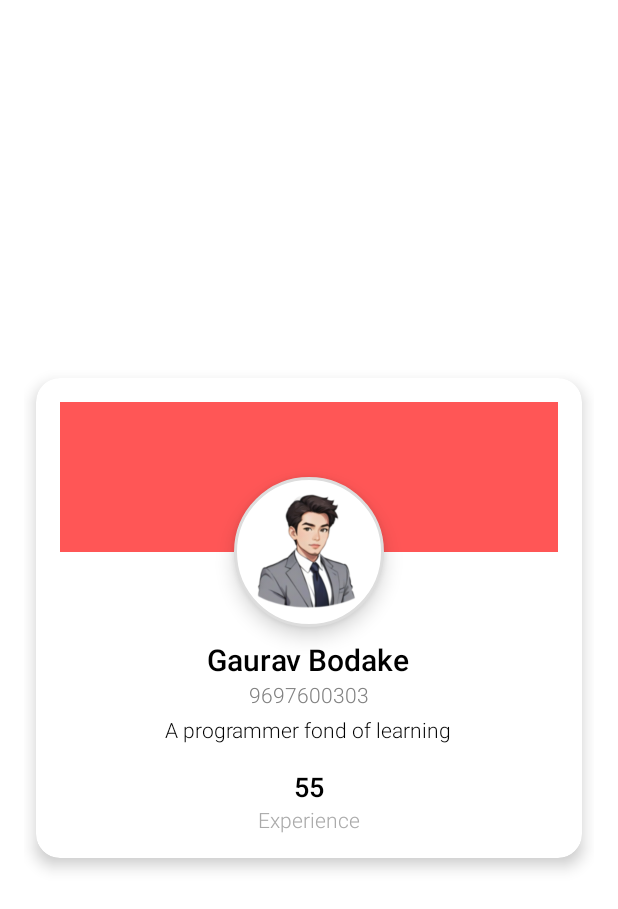
After one commit to Sushant092003/Journey_Craft, an Android app: the DetailedGuideActivity screen opened directly, with no data from a screen before it, on a phone screen of 412 x 824 dp. The commit adds this screen. Shown: the top 909 px of the screen. Run offline under Robolectric (Android 15) with nearby library versions, the phone set to English and light mode, and no system bars.

```diff
--- a/app/src/main/java/com/gmail_bssushant2003/journeycraft/Constants/ApiService.kt
+++ b/app/src/main/java/com/gmail_bssushant2003/journeycraft/Constants/ApiService.kt
@@ -2,6 +2,7 @@ package com.gmail_bssushant2003.journeycraft.Constants
 
 import com.gmail_bssushant2003.journeycraft.Models.Guide
 import com.gmail_bssushant2003.journeycraft.Models.LatLng
+import com.gmail_bssushant2003.journeycraft.Models.Restaurant
 import retrofit2.Call
 import retrofit2.http.Body
 import retrofit2.http.POST
@@ -9,4 +10,8 @@ import retrofit2.http.POST
 interface ApiService {
     @POST("/public/find-guides")
     fun findNearbyGuides(@Body locations: List<LatLng>): Call<List<Guide>>
+
+
+    @POST("/public/find-restaurants")
+    fun findNearbyRestaurants(@Body locations: List<LatLng>): Call<List<Restaurant>>
 }
--- /dev/null
+++ b/app/src/main/java/com/gmail_bssushant2003/journeycraft/GuidesAndRestaurants/DetailedGuideActivity.kt
@@ -0,0 +1,45 @@
+package com.gmail_bssushant2003.journeycraft.GuidesAndRestaurants
+
+import android.content.Intent
+import android.net.Uri
+import android.os.Bundle
+import androidx.activity.enableEdgeToEdge
+import androidx.appcompat.app.AppCompatActivity
+import androidx.core.view.ViewCompat
+import androidx.core.view.WindowInsetsCompat
+import com.gmail_bssushant2003.journeycraft.Models.Guide
+import com.gmail_bssushant2003.journeycraft.R
+import com.gmail_bssushant2003.journeycraft.databinding.ActivityDetailedGuideBinding
+
+class DetailedGuideActivity : AppCompatActivity() {
+
+    private lateinit var binding: ActivityDetailedGuideBinding
+
+    override fun onCreate(savedInstanceState: Bundle?) {
+        super.onCreate(savedInstanceState)
+        binding = ActivityDetailedGuideBinding.inflate(layoutInflater)
+        setContentView(binding.root)
+
+        // Receive Guide object from intent
+        val guide = intent.getSerializableExtra("guideData") as? Guide
+
+        // Populate UI with guide details
+        guide?.let {
+            binding.name.text = it.name ?: "XYZ"
+            binding.experience.text = it.experience.toString()
+//            binding.guideLanguages.text = "Languages: ${it.language ?: "Not specified"}"
+            binding.bio.text = it.bio
+            binding.phoneNumber.text = it.phoneNo
+//            binding.guideLocation.text = "Location: ${it.latitude}, ${it.longitude}"
+
+            val ph = it.phoneNo
+
+//            binding.callButton.setOnClickListener {
+//                ph?.let { number ->
+//                    val dialIntent = Intent(Intent.ACTION_DIAL, Uri.parse("tel:$number"))
+//                    startActivity(dialIntent)
+//                }
+//            }
+        }
+    }
+}
--- a/app/src/main/java/com/gmail_bssushant2003/journeycraft/Models/Guide.kt
+++ b/app/src/main/java/com/gmail_bssushant2003/journeycraft/Models/Guide.kt
@@ -1,4 +1,6 @@
 package com.gmail_bssushant2003.journeycraft.Models
+
+import java.io.Serializable
 
 data class Guide(
     val id: Long? = null,
@@ -12,4 +14,4 @@ data class Guide(
     val licenseNumber: String? = null,
     val isAvailable: Boolean? = null,
     val phoneNo: String? = null
-)
+) : Serializable
--- /dev/null
+++ b/app/src/main/res/drawable/circle.xml
@@ -0,0 +1,8 @@
+<?xml version="1.0" encoding="utf-8"?>
+<shape xmlns:android="http://schemas.android.com/apk/res/android"
+    android:shape="oval">
+
+    <solid android:color="@android:color/white"/>
+    <size android:width="100dp" android:height="100dp"/>
+    <stroke android:width="2dp" android:color="#DDDDDD"/>
+</shape>
--- /dev/null
+++ b/app/src/main/res/layout/activity_detailed_guide.xml
@@ -0,0 +1,114 @@
+<?xml version="1.0" encoding="utf-8"?>
+<ScrollView xmlns:android="http://schemas.android.com/apk/res/android"
+    android:layout_width="match_parent"
+    android:layout_height="match_parent"
+    xmlns:app="http://schemas.android.com/apk/res-auto"
+    android:fillViewport="true"
+    android:background="@color/white">
+
+    <LinearLayout
+        android:layout_width="match_parent"
+        android:layout_height="wrap_content"
+        android:orientation="vertical"
+        android:gravity="center"
+        android:padding="16dp">
+
+        <androidx.cardview.widget.CardView
+            android:layout_width="match_parent"
+            android:layout_height="wrap_content"
+            android:layout_margin="8dp"
+            app:cardCornerRadius="16dp"
+            app:cardElevation="6dp"
+            android:background="@android:color/white">
+
+            <LinearLayout
+                android:layout_width="match_parent"
+                android:layout_height="wrap_content"
+                android:orientation="vertical"
+                android:gravity="center"
+                android:padding="16dp">
+
+                <!-- Top Header with GitHub Icon -->
+                <RelativeLayout
+                    android:layout_width="match_parent"
+                    android:layout_height="100dp"
+                    android:background="@color/red"
+                    android:padding="8dp"/>
+
+                <!-- Profile Image -->
+                <ImageView
+                    android:layout_width="100dp"
+                    android:layout_height="100dp"
+                    android:layout_marginTop="-50dp"
+                    android:scaleType="centerCrop"
+                    android:src="@drawable/profile_picture"
+                    android:background="@drawable/circle"
+                    android:elevation="8dp"/>
+
+                <!-- Name -->
+                <TextView
+                    android:id="@+id/name"
+                    android:layout_width="wrap_content"
+                    android:layout_height="wrap_content"
+                    android:text="Gaurav Bodake"
+                    android:textSize="20sp"
+                    android:textStyle="bold"
+                    android:layout_marginTop="8dp"/>
+
+                <!-- Username -->
+                <TextView
+                    android:layout_width="wrap_content"
+                    android:layout_height="wrap_content"
+                    android:text="9697600303"
+                    android:textSize="14sp"
+                    android:id="@+id/phone_number"
+                    android:textColor="@color/gray"/>
+
+                <!-- Bio -->
+                <TextView
+                    android:id="@+id/bio"
+                    android:layout_width="wrap_content"
+                    android:layout_height="wrap_content"
+                    android:text="A programmer fond of learning"
+                    android:textSize="14sp"
+                    android:textColor="@android:color/black"
+                    android:layout_marginTop="4dp"/>
+
+                <!-- Stats Row -->
+                <LinearLayout
+                    android:layout_width="match_parent"
+                    android:layout_height="wrap_content"
+                    android:orientation="horizontal"
+                    android:gravity="center"
+                    android:layout_marginTop="16dp">
+
+                    <LinearLayout
+                        android:layout_width="0dp"
+                        android:layout_height="wrap_content"
+                        android:layout_weight="1"
+                        android:orientation="vertical"
+                        android:gravity="center">
+
+                        <TextView
+                            android:id="@+id/experience"
+                            android:layout_width="wrap_content"
+                            android:layout_height="wrap_content"
+                            android:text="55"
+                            android:textSize="18sp"
+                            android:textStyle="bold"/>
+
+                        <TextView
+                            android:layout_width="wrap_content"
+                            android:layout_height="wrap_content"
+                            android:text="Experience"
+                            android:textSize="14sp"
+                            android:textColor="@android:color/darker_gray"/>
+                    </LinearLayout>
+
+                </LinearLayout>
+
+            </LinearLayout>
+        </androidx.cardview.widget.CardView>
+
+    </LinearLayout>
+</ScrollView>
--- a/app/src/main/res/values/colors.xml
+++ b/app/src/main/res/values/colors.xml
@@ -28,6 +28,7 @@
     <color name="pluteblue">#333459</color>
     <color name="pluteyellow">#F6C13F</color>
 
-
+    <color name="gray">#808080</color>
+    <color name="red">#FF5656</color>
 
 </resources>
```
Also changed, not shown: app/src/main/AndroidManifest.xml (+7 -0 lines), app/src/main/java/com/gmail_bssushant2003/journeycraft/Adapters/GuidesAdapter.kt (+11 -10 lines), app/src/main/java/com/gmail_bssushant2003/journeycraft/Adapters/RestaurantsAdapter.kt (added, +65 -0 lines), app/src/main/java/com/gmail_bssushant2003/journeycraft/DetailedPlan/NearbyGuidesAndRestaurants.kt (+1 -10 lines), app/src/main/java/com/gmail_bssushant2003/journeycraft/Fragments/RestaurantsFragment.kt (+79 -33 lines), app/src/main/java/com/gmail_bssushant2003/journeycraft/Models/Restaurant.kt (added, +22 -0 lines), app/src/main/res/layout/fragment_restaurants.xml (+19 -9 lines), app/src/main/res/layout/individual_restaurants_item.xml (added, +56 -0 lines).
